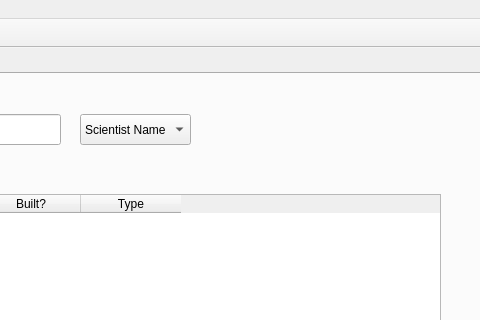
Before: the Qt Designer form mainwindow.ui in marthagb/VLN1-Skil-3, drawn with Qt 5; both pictures show x 352 to 832 and y 0 to 320 of the 832 by 629 pixel window.
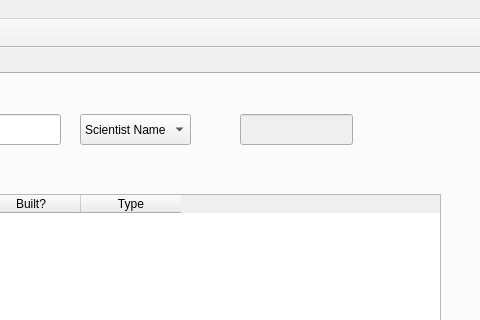
After: the same form once the commit is applied. Icons and pictures are not drawn.

The edit to the form file:
```diff
--- a/mainwindow.ui
+++ b/mainwindow.ui
@@ -584,6 +584,19 @@
        </property>
       </item>
      </widget>
+     <widget class="QLineEdit" name="lastYearInputAssoc">
+      <property name="enabled">
+       <bool>false</bool>
+      </property>
+      <property name="geometry">
+       <rect>
+        <x>590</x>
+        <y>40</y>
+        <width>113</width>
+        <height>31</height>
+       </rect>
+      </property>
+     </widget>
     </widget>
    </widget>
   </widget>
```
Left out of the diff: 26 changed lines with no effect on the pictures.
